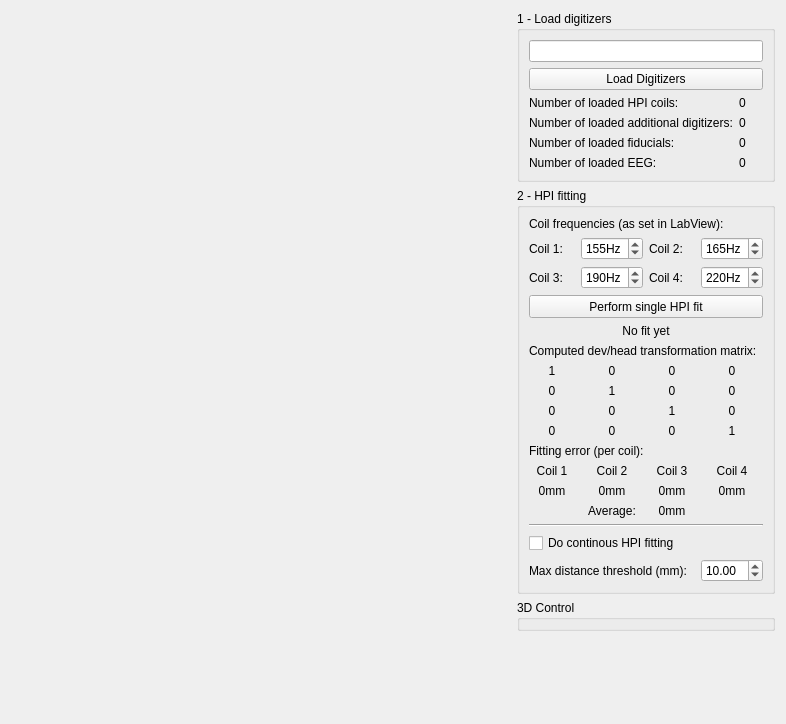
Qt form applications/mne_scan/libs/scDisp/FormFiles/hpiwidget.ui (mne-tools/mne-cpp) before a commit.
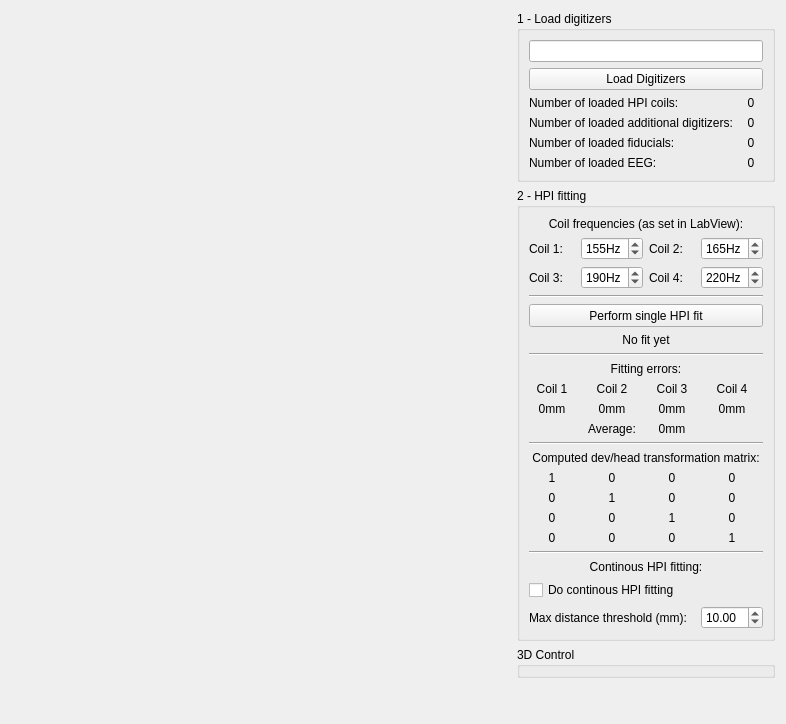
The same form after that commit.

Commit message: [LIB-158] Improve bad channel handling when continuous hpi fitting

What changed in the file:
```diff
--- a/applications/mne_scan/libs/scDisp/FormFiles/hpiwidget.ui
+++ b/applications/mne_scan/libs/scDisp/FormFiles/hpiwidget.ui
@@ -31,6 +31,38 @@
      <property name="spacing">
       <number>6</number>
      </property>
+     <item row="4" column="1">
+      <spacer name="verticalSpacer">
+       <property name="orientation">
+        <enum>Qt::Vertical</enum>
+       </property>
+       <property name="sizeHint" stdset="0">
+        <size>
+         <width>20</width>
+         <height>40</height>
+        </size>
+       </property>
+      </spacer>
+     </item>
+     <item row="2" column="1" rowspan="2">
+      <widget class="QGroupBox" name="m_groupBox_3dControl">
+       <property name="minimumSize">
+        <size>
+         <width>258</width>
+         <height>0</height>
+        </size>
+       </property>
+       <property name="maximumSize">
+        <size>
+         <width>258</width>
+         <height>16777215</height>
+        </size>
+       </property>
+       <property name="title">
+        <string>3D Control</string>
+       </property>
+      </widget>
+     </item>
      <item row="0" column="1">
       <widget class="QGroupBox" name="m_groupBox_loadDigitizers">
        <property name="minimumSize">
@@ -61,6 +93,9 @@
           <property name="text">
            <string>0</string>
           </property>
+          <property name="alignment">
+           <set>Qt::AlignCenter</set>
+          </property>
          </widget>
         </item>
         <item row="3" column="0">
@@ -75,6 +110,9 @@
           <property name="text">
            <string>0</string>
           </property>
+          <property name="alignment">
+           <set>Qt::AlignCenter</set>
+          </property>
          </widget>
         </item>
         <item row="4" column="0">
@@ -89,6 +127,9 @@
           <property name="text">
            <string>0</string>
           </property>
+          <property name="alignment">
+           <set>Qt::AlignCenter</set>
+          </property>
          </widget>
         </item>
         <item row="5" column="0">
@@ -103,6 +144,9 @@
           <property name="text">
            <string>0</string>
           </property>
+          <property name="alignment">
+           <set>Qt::AlignCenter</set>
+          </property>
          </widget>
         </item>
         <item row="0" column="0" colspan="2">
@@ -118,19 +162,6 @@
        </layout>
       </widget>
      </item>
-     <item row="4" column="1">
-      <spacer name="verticalSpacer">
-       <property name="orientation">
-        <enum>Qt::Vertical</enum>
-       </property>
-       <property name="sizeHint" stdset="0">
-        <size>
-         <width>20</width>
-         <height>40</height>
-        </size>
-       </property>
-      </spacer>
-     </item>
      <item row="0" column="0" rowspan="5">
       <widget class="QWidget" name="widget" native="true">
        <property name="sizePolicy">
@@ -147,25 +178,6 @@
        </property>
       </widget>
      </item>
-     <item row="2" column="1" rowspan="2">
-      <widget class="QGroupBox" name="m_groupBox_3dControl">
-       <property name="minimumSize">
-        <size>
-         <width>258</width>
-         <height>0</height>
-        </size>
-       </property>
-       <property name="maximumSize">
-        <size>
-         <width>258</width>
-         <height>16777215</height>
-        </size>
-       </property>
-       <property name="title">
-        <string>3D Control</string>
-       </property>
-      </widget>
-     </item>
      <item row="1" column="1">
       <widget class="QGroupBox" name="m_groupBox_hpiFitting">
        <property name="minimumSize">
@@ -184,17 +196,27 @@
         <string>2 - HPI fitting</string>
        </property>
        <layout class="QGridLayout" name="gridLayout">
-        <item row="20" column="3">
+        <item row="28" column="3">
          <widget class="QDoubleSpinBox" name="m_doubleSpinBox_maxHPIContinousDist">
           <property name="value">
            <double>10.000000000000000</double>
           </property>
          </widget>
         </item>
-        <item row="14" column="3">
-         <widget class="QLabel" name="m_label_gofCoil4Description">
+        <item row="18" column="1">
+         <widget class="QLabel" name="m_label_mat21">
           <property name="text">
-           <string>Coil 4</string>
+           <string>0</string>
+          </property>
+          <property name="alignment">
+           <set>Qt::AlignCenter</set>
+          </property>
+         </widget>
+        </item>
+        <item row="15" column="0" colspan="4">
+         <widget class="QLabel" name="label_6">
+          <property name="text">
+           <string>Computed dev/head transformation matrix:</string>
           </property>
           <property name="alignment">
            <set>Qt::AlignCenter</set>
@@ -208,24 +230,91 @@
           </property>
          </widget>
         </item>
-        <item row="8" column="0" colspan="4">
-         <widget class="QLabel" name="label_6">
+        <item row="12" column="0">
+         <widget class="QLabel" name="m_label_gofCoil1">
           <property name="text">
-           <string>Computed dev/head transformation matrix:</string>
+           <string>0mm</string>
           </property>
+          <property name="alignment">
+           <set>Qt::AlignCenter</set>
+          </property>
          </widget>
         </item>
-        <item row="11" column="1">
-         <widget class="QLabel" name="m_label_mat21">
+        <item row="13" column="2">
+         <widget class="QLabel" name="m_label_averagedFitError">
           <property name="text">
-           <string>0</string>
+           <string>0mm</string>
           </property>
           <property name="alignment">
            <set>Qt::AlignCenter</set>
           </property>
          </widget>
         </item>
-        <item row="9" column="0">
+        <item row="13" column="1">
+         <widget class="QLabel" name="label_2">
+          <property name="text">
+           <string>Average:</string>
+          </property>
+          <property name="alignment">
+           <set>Qt::AlignCenter</set>
+          </property>
+         </widget>
+        </item>
+        <item row="12" column="1">
+         <widget class="QLabel" name="m_label_gofCoil2">
+          <property name="text">
+           <string>0mm</string>
+          </property>
+          <property name="alignment">
+           <set>Qt::AlignCenter</set>
+          </property>
+         </widget>
+        </item>
+        <item row="12" column="2">
+         <widget class="QLabel" name="m_label_gofCoil3">
+          <property name="text">
+           <string>0mm</string>
+          </property>
+          <property name="alignment">
+           <set>Qt::AlignCenter</set>
+          </property>
+         </widget>
+        </item>
+        <item row="12" column="3">
+         <widget class="QLabel" name="m_label_gofCoil4">
+          <property name="text">
+           <string>0mm</string>
+          </property>
+          <property name="alignment">
+           <set>Qt::AlignCenter</set>
+          </property>
+         </widget>
+        </item>
+        <item row="11" column="3">
+         <widget class="QLabel" name="m_label_gofCoil4Description">
+          <property name="text">
+           <string>Coil 4</string>
+          </property>
+          <property name="alignment">
+           <set>Qt::AlignCenter</set>
+          </property>
+         </widget>
+        </item>
+        <item row="3" column="0" colspan="4">
+         <widget class="Line" name="line_4">
+          <property name="orientation">
+           <enum>Qt::Horizontal</enum>
+          </property>
+         </widget>
+        </item>
+        <item row="14" column="0" colspan="4">
+         <widget class="Line" name="line_3">
+          <property name="orientation">
+           <enum>Qt::Horizontal</enum>
+          </property>
+         </widget>
+        </item>
+        <item row="16" column="0">
          <widget class="QLabel" name="m_label_mat00">
           <property name="text">
            <string>1</string>
@@ -235,17 +324,7 @@
           </property>
          </widget>
         </item>
-        <item row="9" column="1">
-         <widget class="QLabel" name="m_label_mat01">
-          <property name="text">
-           <string>0</string>
-          </property>
-          <property name="alignment">
-           <set>Qt::AlignCenter</set>
-          </property>
-         </widget>
-        </item>
-        <item row="14" column="2">
+        <item row="11" column="2">
          <widget class="QLabel" name="m_label_gofCoil3Description">
           <property name="text">
            <string>Coil 3</string>
@@ -255,47 +334,27 @@
           </property>
          </widget>
         </item>
-        <item row="13" column="0" colspan="4">
+        <item row="16" column="1">
+         <widget class="QLabel" name="m_label_mat01">
+          <property name="text">
+           <string>0</string>
+          </property>
+          <property name="alignment">
+           <set>Qt::AlignCenter</set>
+          </property>
+         </widget>
+        </item>
+        <item row="10" column="0" colspan="4">
          <widget class="QLabel" name="label_11">
           <property name="text">
-           <string>Fitting error (per coil):</string>
+           <string>Fitting errors:</string>
           </property>
-         </widget>
-        </item>
-        <item row="15" column="3">
-         <widget class="QLabel" name="m_label_gofCoil4">
-          <property name="text">
-           <string>0mm</string>
-          </property>
           <property name="alignment">
            <set>Qt::AlignCenter</set>
           </property>
          </widget>
         </item>
-        <item row="2" column="1">
-         <widget class="QSpinBox" name="m_spinBox_freqCoil3">
-          <property name="suffix">
-           <string>Hz</string>
-          </property>
-          <property name="maximum">
-           <number>500</number>
-          </property>
-          <property name="value">
-           <number>190</number>
-          </property>
-         </widget>
-        </item>
-        <item row="14" column="0">
-         <widget class="QLabel" name="m_label_gofCoil1Description">
-          <property name="text">
-           <string>Coil 1</string>
-          </property>
-          <property name="alignment">
-           <set>Qt::AlignCenter</set>
-          </property>
-         </widget>
-        </item>
-        <item row="14" column="1">
+        <item row="11" column="1">
          <widget class="QLabel" name="m_label_gofCoil2Description">
           <property name="text">
            <string>Coil 2</string>
@@ -305,7 +364,7 @@
           </property>
          </widget>
         </item>
-        <item row="6" column="0" colspan="4">
+        <item row="7" column="0" colspan="4">
          <widget class="QToolButton" name="m_pushButton_doSingleFit">
           <property name="sizePolicy">
            <sizepolicy hsizetype="Minimum" vsizetype="Fixed">
@@ -330,7 +389,30 @@
           </property>
          </widget>
         </item>
+        <item row="2" column="1">
+         <widget class="QSpinBox" name="m_spinBox_freqCoil3">
+          <property name="suffix">
+           <string>Hz</string>
+          </property>
+          <property name="maximum">
+           <number>500</number>
+          </property>
+          <property name="value">
+           <number>190</number>
+          </property>
+         </widget>
+        </item>
         <item row="11" column="0">
+         <widget class="QLabel" name="m_label_gofCoil1Description">
+          <property name="text">
+           <string>Coil 1</string>
+          </property>
+          <property name="alignment">
+           <set>Qt::AlignCenter</set>
+          </property>
+         </widget>
+        </item>
+        <item row="18" column="0">
          <widget class="QLabel" name="m_label_mat20">
           <property name="text">
            <string>0</string>
@@ -340,26 +422,6 @@
           </property>
          </widget>
         </item>
-        <item row="12" column="0">
-         <widget class="QLabel" name="m_label_mat30">
-          <property name="text">
-           <string>0</string>
-          </property>
-          <property name="alignment">
-           <set>Qt::AlignCenter</set>
-          </property>
-         </widget>
-        </item>
-        <item row="9" column="3">
-         <widget class="QLabel" name="m_label_mat03">
-          <property name="text">
-           <string>0</string>
-          </property>
-          <property name="alignment">
-           <set>Qt::AlignCenter</set>
-          </property>
-         </widget>
-        </item>
         <item row="2" column="2">
          <widget class="QLabel" name="m_label_freqCoil4">
           <property name="text">
@@ -367,21 +429,54 @@
           </property>
          </widget>
         </item>
-        <item row="20" column="0" colspan="3">
+        <item row="16" column="3">
+         <widget class="QLabel" name="m_label_mat03">
+          <property name="text">
+           <string>0</string>
+          </property>
+          <property name="alignment">
+           <set>Qt::AlignCenter</set>
+          </property>
+         </widget>
+        </item>
+        <item row="19" column="0">
+         <widget class="QLabel" name="m_label_mat30">
+          <property name="text">
+           <string>0</string>
+          </property>
+          <property name="alignment">
+           <set>Qt::AlignCenter</set>
+          </property>
+         </widget>
+        </item>
+        <item row="28" column="0" colspan="3">
          <widget class="QLabel" name="label">
           <property name="text">
            <string>Max distance threshold (mm):</string>
           </property>
          </widget>
         </item>
+        <item row="19" column="1">
+         <widget class="QLabel" name="m_label_mat31">
+          <property name="text">
+           <string>0</string>
+          </property>
+          <property name="alignment">
+           <set>Qt::AlignCenter</set>
+          </property>
+         </widget>
+        </item>
         <item row="0" column="0" colspan="4">
          <widget class="QLabel" name="label_5">
           <property name="text">
            <string>Coil frequencies (as set in LabView):</string>
           </property>
+          <property name="alignment">
+           <set>Qt::AlignCenter</set>
+          </property>
          </widget>
         </item>
-        <item row="11" column="2">
+        <item row="18" column="2">
          <widget class="QLabel" name="m_label_mat22">
           <property name="text">
            <string>1</string>
@@ -391,23 +486,6 @@
           </property>
          </widget>
         </item>
-        <item row="12" column="1">
-         <widget class="QLabel" name="m_label_mat31">
-          <property name="text">
-           <string>0</string>
-          </property>
-          <property name="alignment">
-           <set>Qt::AlignCenter</set>
-          </property>
-         </widget>
-        </item>
-        <item row="2" column="0">
-         <widget class="QLabel" name="m_label_freqCoil3">
-          <property name="text">
-           <string>Coil 3:</string>
-          </property>
-         </widget>
-        </item>
         <item row="1" column="3">
          <widget class="QSpinBox" name="m_spinBox_freqCoil2">
           <property name="suffix">
@@ -421,7 +499,24 @@
           </property>
          </widget>
         </item>
-        <item row="9" column="2">
+        <item row="2" column="0">
+         <widget class="QLabel" name="m_label_freqCoil3">
+          <property name="text">
+           <string>Coil 3:</string>
+          </property>
+         </widget>
+        </item>
+        <item row="18" column="3">
+         <widget class="QLabel" name="m_label_mat23">
+          <property name="text">
+           <string>0</string>
+          </property>
+          <property name="alignment">
+           <set>Qt::AlignCenter</set>
+          </property>
+         </widget>
+        </item>
+        <item row="16" column="2">
          <widget class="QLabel" name="m_label_mat02">
           <property name="text">
            <string>0</string>
@@ -431,6 +526,16 @@
           </property>
          </widget>
         </item>
+        <item row="19" column="2">
+         <widget class="QLabel" name="m_label_mat32">
+          <property name="text">
+           <string>0</string>
+          </property>
+          <property name="alignment">
+           <set>Qt::AlignCenter</set>
+          </property>
+         </widget>
+        </item>
         <item row="1" column="0">
          <widget class="QLabel" name="m_label_freqCoil1">
           <property name="text">
@@ -438,34 +543,21 @@
           </property>
          </widget>
         </item>
-        <item row="18" column="0" colspan="4">
+        <item row="25" column="0" colspan="4">
          <widget class="Line" name="line">
           <property name="orientation">
            <enum>Qt::Horizontal</enum>
           </property>
          </widget>
         </item>
-        <item row="12" column="2">
-         <widget class="QLabel" name="m_label_mat32">
+        <item row="27" column="0" colspan="4">
+         <widget class="QCheckBox" name="m_checkBox_continousHPI">
           <property name="text">
-           <string>0</string>
+           <string>Do continous HPI fitting</string>
           </property>
-          <property name="alignment">
-           <set>Qt::AlignCenter</set>
-          </property>
          </widget>
         </item>
-        <item row="11" column="3">
-         <widget class="QLabel" name="m_label_mat23">
-          <property name="text">
-           <string>0</string>
-          </property>
-          <property name="alignment">
-           <set>Qt::AlignCenter</set>
-          </property>
-         </widget>
-        </item>
-        <item row="10" column="0">
+        <item row="17" column="0">
          <widget class="QLabel" name="m_label_mat10">
           <property name="text">
            <string>0</string>
@@ -488,7 +580,7 @@
           </property>
          </widget>
         </item>
-        <item row="10" column="2">
+        <item row="17" column="2">
          <widget class="QLabel" name="m_label_mat12">
           <property name="text">
            <string>0</string>
@@ -498,33 +590,6 @@
           </property>
          </widget>
         </item>
-        <item row="15" column="1">
-         <widget class="QLabel" name="m_label_gofCoil2">
-          <property name="text">
-           <string>0mm</string>
-          </property>
-          <property name="alignment">
-           <set>Qt::AlignCenter</set>
-          </property>
-         </widget>
-        </item>
-        <item row="19" column="0" colspan="4">
-         <widget class="QCheckBox" name="m_checkBox_continousHPI">
-          <property name="text">
-           <string>Do continous HPI fitting</string>
-          </property>
-         </widget>
-        </item>
-        <item row="10" column="3">
-         <widget class="QLabel" name="m_label_mat13">
-          <property name="text">
-           <string>0</string>
-          </property>
-          <property name="alignment">
-           <set>Qt::AlignCenter</set>
-          </property>
-         </widget>
-        </item>
         <item row="1" column="1">
          <widget class="QSpinBox" name="m_spinBox_freqCoil1">
           <property name="suffix">
@@ -541,17 +606,17 @@
           </property>
          </widget>
         </item>
-        <item row="15" column="2">
-         <widget class="QLabel" name="m_label_gofCoil3">
+        <item row="17" column="3">
+         <widget class="QLabel" name="m_label_mat13">
           <property name="text">
-           <string>0mm</string>
+           <string>0</string>
           </property>
           <property name="alignment">
            <set>Qt::AlignCenter</set>
           </property>
          </widget>
         </item>
-        <item row="12" column="3">
+        <item row="19" column="3">
          <widget class="QLabel" name="m_label_mat33">
           <property name="text">
            <string>1</string>
@@ -561,7 +626,7 @@
           </property>
          </widget>
         </item>
-        <item row="10" column="1">
+        <item row="17" column="1">
          <widget class="QLabel" name="m_label_mat11">
           <property name="text">
            <string>1</string>
@@ -571,17 +636,7 @@
           </property>
          </widget>
         </item>
-        <item row="15" column="0">
-         <widget class="QLabel" name="m_label_gofCoil1">
-          <property name="text">
-           <string>0mm</string>
-          </property>
-          <property name="alignment">
-           <set>Qt::AlignCenter</set>
-          </property>
-         </widget>
-        </item>
-        <item row="7" column="0" colspan="4">
+        <item row="8" column="0" colspan="4">
          <widget class="QLabel" name="m_label_fitFeedback">
           <property name="text">
            <string>No fit yet</string>
@@ -591,20 +646,17 @@
           </property>
          </widget>
         </item>
-        <item row="16" column="2">
-         <widget class="QLabel" name="m_label_averagedFitError">
-          <property name="text">
-           <string>0mm</string>
-          </property>
-          <property name="alignment">
-           <set>Qt::AlignCenter</set>
+        <item row="9" column="0" colspan="4">
+         <widget class="Line" name="line_2">
+          <property name="orientation">
+           <enum>Qt::Horizontal</enum>
           </property>
          </widget>
         </item>
-        <item row="16" column="1">
-         <widget class="QLabel" name="label_2">
+        <item row="26" column="0" colspan="4">
+         <widget class="QLabel" name="label_3">
           <property name="text">
-           <string>Average:</string>
+           <string>Continous HPI fitting:</string>
           </property>
           <property name="alignment">
            <set>Qt::AlignCenter</set>
```
The commit also changes 4 other files.
